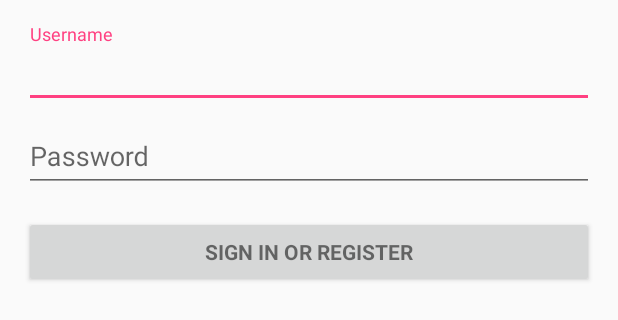
After one commit to vivss/BuddySystem, an Android app: the layout activity_signin.xml on its own in the app's theme, with its tools: preview values and no code run, on a phone screen of 412 x 824 dp. The commit adds this screen. Shown: the top 320 px of the screen. Run offline under Robolectric (Android 15) with nearby library versions, the phone set to English and light mode, and no system bars.

Commit message:
starting sign in

```diff
--- /dev/null
+++ b/app/src/main/res/layout/activity_signin.xml
@@ -0,0 +1,77 @@
+<LinearLayout xmlns:android="http://schemas.android.com/apk/res/android"
+    xmlns:tools="http://schemas.android.com/tools"
+    android:layout_width="match_parent"
+    android:layout_height="match_parent"
+    android:gravity="center_horizontal"
+    android:orientation="vertical"
+    android:paddingBottom="@dimen/activity_vertical_margin"
+    android:paddingLeft="@dimen/activity_horizontal_margin"
+    android:paddingRight="@dimen/activity_horizontal_margin"
+    android:paddingTop="@dimen/activity_vertical_margin"
+    tools:context="com.example.vivian.buddysystem.SigninActivity">
+
+    <!-- Login progress -->
+    <ProgressBar
+        android:id="@+id/login_progress"
+        style="?android:attr/progressBarStyleLarge"
+        android:layout_width="wrap_content"
+        android:layout_height="wrap_content"
+        android:layout_marginBottom="8dp"
+        android:visibility="gone" />
+
+    <ScrollView
+        android:id="@+id/login_form"
+        android:layout_width="match_parent"
+        android:layout_height="match_parent">
+
+        <LinearLayout
+            android:id="@+id/username_login_form"
+            android:layout_width="match_parent"
+            android:layout_height="wrap_content"
+            android:orientation="vertical">
+
+            <android.support.design.widget.TextInputLayout
+                android:layout_width="match_parent"
+                android:layout_height="wrap_content">
+
+                <EditText
+                    android:id="@+id/username"
+                    android:layout_width="match_parent"
+                    android:layout_height="wrap_content"
+                    android:hint="@string/prompt_username"
+                    android:inputType="text"
+                    android:maxLines="1"
+                    android:singleLine="true" />
+
+            </android.support.design.widget.TextInputLayout>
+
+            <android.support.design.widget.TextInputLayout
+                android:layout_width="match_parent"
+                android:layout_height="wrap_content">
+
+                <EditText
+                    android:id="@+id/password"
+                    android:layout_width="match_parent"
+                    android:layout_height="wrap_content"
+                    android:hint="@string/prompt_password"
+                    android:imeActionId="6"
+                    android:imeActionLabel="@string/action_sign_in_short"
+                    android:imeOptions="actionUnspecified"
+                    android:inputType="textPassword"
+                    android:maxLines="1"
+                    android:singleLine="true" />
+
+            </android.support.design.widget.TextInputLayout>
+
+            <Button
+                android:id="@+id/username_sign_in_button"
+                style="?android:textAppearanceSmall"
+                android:layout_width="match_parent"
+                android:layout_height="wrap_content"
+                android:layout_marginTop="16dp"
+                android:text="@string/action_sign_in"
+                android:textStyle="bold" />
+
+        </LinearLayout>
+    </ScrollView>
+</LinearLayout>
--- /dev/null
+++ b/app/src/main/res/values/dimens.xml
@@ -0,0 +1,5 @@
+<resources>
+    <!-- Default screen margins, per the Android Design guidelines. -->
+    <dimen name="activity_horizontal_margin">16dp</dimen>
+    <dimen name="activity_vertical_margin">16dp</dimen>
+</resources>
--- a/app/src/main/res/values/strings.xml
+++ b/app/src/main/res/values/strings.xml
@@ -4,6 +4,17 @@
     <string name="location_permission_text">Buddy System will request your location every 5 minutes</string>
     <string name="ok">Ok</string>
     <string name="permission_denied">Permission Denied</string>
+    <string name="title_activity_signin">Sign in</string>
+
+    <!-- Strings related to login -->
+    <string name="prompt_username">Username</string>
+    <string name="prompt_password">Password</string>
+    <string name="action_sign_in">Sign in or register</string>
+    <string name="action_sign_in_short">Sign in</string>
+    <string name="error_invalid_username">This Username is invalid</string>
+    <string name="error_invalid_password">This password is too short</string>
+    <string name="error_incorrect_password">This password is incorrect</string>
+    <string name="error_field_required">This field is required</string>
 
 
 </resources>
```
Also changed, not shown: app/src/main/java/com/example/vivian/buddysystem/SigninActivity.java (added, +169 -0 lines).
